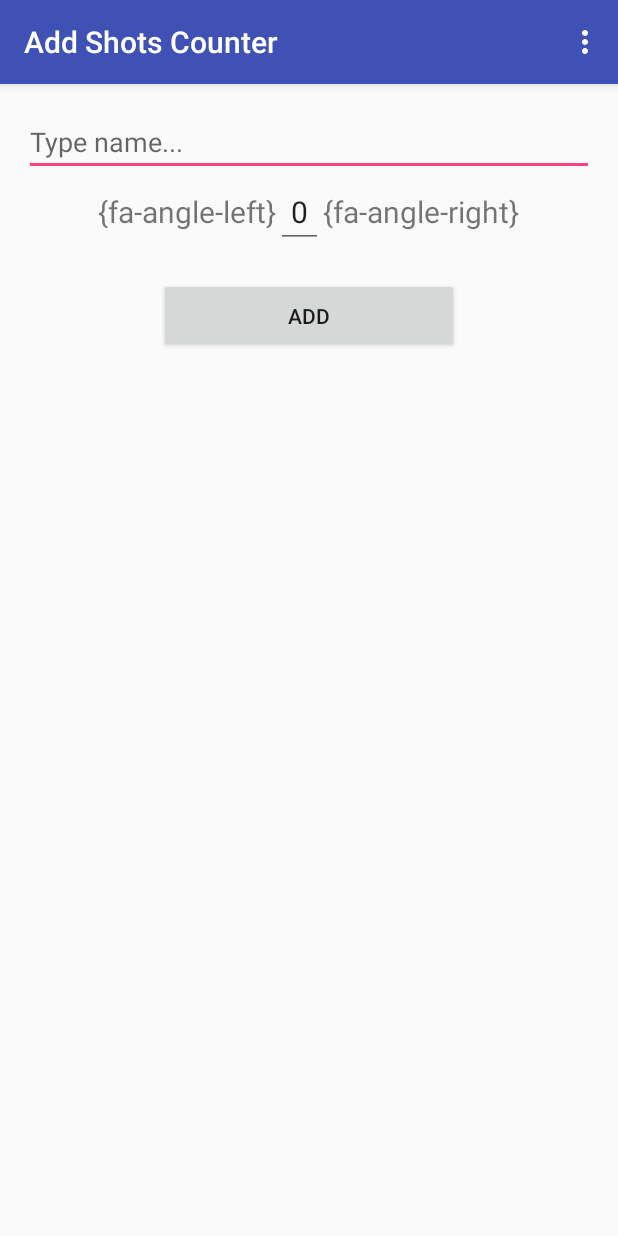
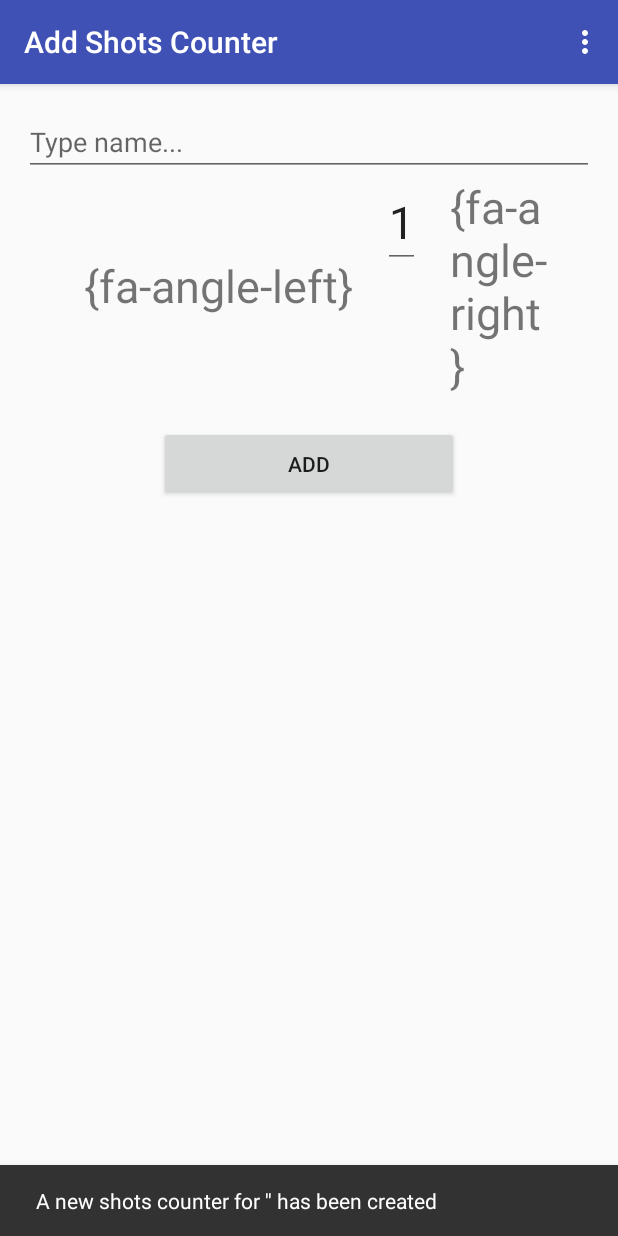
Before and after one commit to lifalzarano/Shots-, an Android app: the AddCounterActivity screen opened directly, with no data from a screen before it, after a tap on "ADD", on a phone screen of 412 x 824 dp. Run offline under Robolectric (Android 15) with nearby library versions, the phone set to English and light mode, and no system bars; our stand-ins replace ButterKnife; libraries missing offline, so code that uses them is left out: com.joanzapata.iconify; plain views replace IconTextView.

Commit message:
Finished POC

```diff
--- a/app/src/main/AndroidManifest.xml
+++ b/app/src/main/AndroidManifest.xml
@@ -19,7 +19,8 @@
         </activity>
         <activity
             android:name=".AddCounterActivity"
-            android:label="@string/title_activity_add_counter" >
+            android:label="@string/title_activity_add_counter"
+            android:windowSoftInputMode="stateHidden" >
             <meta-data
                 android:name="android.support.PARENT_ACTIVITY"
                 android:value="com.example.laurenfalzarano.shots.MainActivity" />
--- a/app/src/main/java/com/example/laurenfalzarano/shots/AddCounterActivity.java
+++ b/app/src/main/java/com/example/laurenfalzarano/shots/AddCounterActivity.java
@@ -1,10 +1,13 @@
 package com.example.laurenfalzarano.shots;
 
+import android.content.Intent;
 import android.content.SharedPreferences;
 import android.preference.PreferenceManager;
+import android.support.design.widget.Snackbar;
 import android.support.v7.app.AppCompatActivity;
 import android.os.Bundle;
 import android.util.Log;
+import android.view.Gravity;
 import android.view.Menu;
 import android.view.MenuItem;
 import android.view.View;
@@ -12,21 +15,47 @@ import android.widget.Button;
 import android.widget.EditText;
 import android.widget.Toast;
 
+import com.joanzapata.iconify.widget.IconTextView;
+
 import java.util.HashSet;
 import java.util.Iterator;
 import java.util.Set;
 
+import butterknife.Bind;
+import butterknife.ButterKnife;
+import butterknife.OnClick;
+
 public class AddCounterActivity extends AppCompatActivity {
 
-    public PreferencesManager manager;
+    @Bind(R.id.counter_name) EditText counterName;
+    @Bind(R.id.shots_count) EditText shotsCount;
+    @Bind(R.id.submit_counter) Button submitCounter;
+    @Bind(R.id.count_decrement) IconTextView countDecrement;
+    @Bind(R.id.count_increment) IconTextView countIncrement;
+
+    private boolean editMode = false;
 
     @Override
     protected void onCreate(Bundle savedInstanceState) {
         super.onCreate(savedInstanceState);
         setContentView(R.layout.activity_add_counter);
 
-        final SharedPreferences app_preferences =
-                PreferenceManager.getDefaultSharedPreferences(this);
+        ButterKnife.bind(this);
+
+
+        Intent intent = getIntent();
+        final String name = intent.getStringExtra("name");
+        Log.d("AddCounterActivity", "Name: " + name);
+
+        if (name != null) {
+            editMode = true;
+            counterName.setText(name);
+            counterName.setGravity(Gravity.CENTER_HORIZONTAL);
+            shotsCount.requestFocus();
+            shotsCount.setText(Integer.toString(PreferencesManager.get().getShots(name)));
+            shotsCount.setFocusable(false);
+            submitCounter.setText("UPDATE");
+        }
 
         final PreferencesManager preferences = PreferencesManager.get();
 
@@ -35,21 +64,38 @@ public class AddCounterActivity extends AppCompatActivity {
         button.setOnClickListener(new View.OnClickListener() {
             @Override
             public void onClick(View v) {
-                String name = nameField.getText().toString();
-                System.out.println(name);
+                String newName = nameField.getText().toString();
+                int count = Integer.parseInt(shotsCount.getText().toString());
+                System.out.println(newName);
 
-                // Get number of existing shots for this name
-                int count = preferences.getShots(name);
-                Log.d(name, Integer.toString(count));
+                if (!editMode) {
+                    // Get number of existing shots for this name
+                    int oldCount = preferences.getShots(newName);
+                    Log.d(newName, Integer.toString(oldCount));
 
-                // Increment the counter
-                preferences.incrementShots(name);
-                nameField.setText("");
+                    // Set the counter
+                    preferences.setShotsCount(newName, count);
 
-                if (count > 1) {
-                    Toast.makeText(getApplicationContext(), "The shots counter for " + name + " has been incremented.", Toast.LENGTH_LONG).show();
+                    nameField.setText("");
+                    shotsCount.setText("1");
+
+                    if (oldCount > 1) {
+                        Snackbar.make(v, "A shots counter for '" + newName + "' already existed, and has been updated", Snackbar.LENGTH_LONG)
+                                .setAction("Action", null).show();
+                        //Toast.makeText(getApplicationContext(), "The shots counter for " + name + " has been incremented.", Toast.LENGTH_LONG).show();
+                    } else {
+                        Snackbar.make(v, "A new shots counter for '" + newName + "' has been created", Snackbar.LENGTH_LONG)
+                                .setAction("Action", null).show();
+                        //Toast.makeText(getApplicationContext(), "A new shots counter for " + name + " has been created", Toast.LENGTH_LONG).show();
+                    }
                 } else {
-                    Toast.makeText(getApplicationContext(), "A new shots counter for " + name + " has been created", Toast.LENGTH_LONG).show();
+                    if (!newName.equals(name)) {
+                        preferences.changeCounterName(name, newName);
+                    }
+
+                    preferences.setShotsCount(newName, count);
+                    Snackbar.make(v, "The shots counter for '" + name + "' has been updated", Snackbar.LENGTH_LONG)
+                            .setAction("Action", null).show();
                 }
             }
         });
@@ -78,5 +124,19 @@ public class AddCounterActivity extends AppCompatActivity {
         return super.onOptionsItemSelected(item);
     }
 
+    @OnClick(R.id.count_decrement)
+    public void decrement(View view) {
+        int count = Integer.parseInt(shotsCount.getText().toString());
+
+        if (count == 0) { return; }
+
+        shotsCount.setText(Integer.toString(count - 1));
+    }
+
+    @OnClick(R.id.count_increment)
+    public void increment(View view) {
+        int count = Integer.parseInt(shotsCount.getText().toString());
+        shotsCount.setText(Integer.toString(count + 1));
+    }
 
 }
--- a/app/src/main/java/com/example/laurenfalzarano/shots/ShotsListAdapter.java
+++ b/app/src/main/java/com/example/laurenfalzarano/shots/ShotsListAdapter.java
@@ -24,7 +24,7 @@ import butterknife.ButterKnife;
 public class ShotsListAdapter extends BaseAdapter {
 
     private Context context;
-    private List<String> names = new ArrayList<>();
+    private List<String> names;
 
     public ShotsListAdapter(Context context) {
         this.context = context;
--- a/app/src/main/res/layout/activity_add_counter.xml
+++ b/app/src/main/res/layout/activity_add_counter.xml
@@ -4,14 +4,9 @@
     android:paddingRight="@dimen/activity_horizontal_margin"
     android:paddingTop="@dimen/activity_vertical_margin"
     android:paddingBottom="@dimen/activity_vertical_margin"
+    android:descendantFocusability="beforeDescendants"
+    android:focusableInTouchMode="true"
     tools:context="com.example.laurenfalzarano.shots.AddCounterActivity">
-
-    <!--<TextView android:text="Landon"-->
-        <!--android:layout_width="wrap_content"-->
-        <!--android:layout_height="wrap_content"-->
-        <!--android:textSize="25dp"-->
-        <!--android:paddingTop="10dp"-->
-        <!--android:layout_centerHorizontal="true"/>-->
 
     <EditText
         android:layout_width="match_parent"
@@ -31,37 +26,42 @@
             android:id="@+id/count_decrement"
             android:layout_width="wrap_content"
             android:layout_height="wrap_content"
+            android:layout_gravity="center_vertical"
+            android:paddingLeft="40dp"
             android:text="@string/fa_angle_left"
-            android:textSize="20sp"
+            android:textSize="30sp"
             />
 
         <EditText
+            android:id="@+id/shots_count"
             android:layout_width="wrap_content"
             android:layout_height="wrap_content"
-            android:paddingLeft="10dp"
-            android:paddingRight="10dp"
-            android:text="0"
-            android:textSize="20sp"
+            android:layout_marginLeft="20dp"
+            android:layout_marginRight="20dp"
+            android:text="@string/initial_count"
+            android:textSize="30sp"
+            android:inputType="phone"
             />
-
 
         <com.joanzapata.iconify.widget.IconTextView
             android:id="@+id/count_increment"
             android:layout_width="wrap_content"
             android:layout_height="wrap_content"
+            android:layout_gravity="center_vertical"
+            android:paddingRight="30dp"
             android:text="@string/fa_angle_right"
-            android:textSize="20sp"
+            android:textSize="30sp"
             />
 
     </LinearLayout>
 
     <Button
+        android:id="@+id/submit_counter"
         android:layout_width="200dp"
         android:layout_height="50dp"
         android:layout_marginTop="20dp"
         android:text="Add"
         android:layout_centerHorizontal="true"
-        android:id="@+id/submit_counter"
         android:layout_below="@+id/button_group"/>
 
 </RelativeLayout>
--- a/app/src/main/res/layout/content_main.xml
+++ b/app/src/main/res/layout/content_main.xml
@@ -16,6 +16,7 @@
         android:id="@+id/no_shots_text"
         android:layout_width="match_parent"
         android:layout_height="wrap_content"
+        android:padding="20dp"
         android:text="@string/no_shots" />
 
 </LinearLayout>
--- a/app/src/main/res/layout/shots_list_cell.xml
+++ b/app/src/main/res/layout/shots_list_cell.xml
@@ -10,7 +10,7 @@
         android:layout_width="wrap_content"
         android:layout_height="wrap_content"
         android:text="Potato"
-        android:gravity="right|center_vertical"
+        android:gravity="left|center_vertical"
         android:layout_alignParentLeft="true"
         android:paddingRight="35dp"
         android:textSize="18sp"
@@ -21,11 +21,11 @@
         android:layout_width="wrap_content"
         android:layout_height="wrap_content"
         android:paddingRight="7dp"
-        android:gravity="right|center_vertical"
+        android:gravity="right|center"
         android:layout_alignParentRight="true"
-        android:background="@drawable/circle"
         android:text="8"
         android:textSize="18sp"
+        android:textColor="@color/colorPrimaryDark"
         />
 
 </RelativeLayout>
--- a/app/src/main/res/values/strings.xml
+++ b/app/src/main/res/values/strings.xml
@@ -7,6 +7,8 @@
     <string name="title_activity_add_counter">Add Shots Counter</string>
     <string name="no_shots">You haven\'t created any shots counters. Click the plus button to make a new one!</string>
 
+    <string name="initial_count">1</string>
+
     <string name="fa_angle_left">{fa-angle-left}</string>
     <string name="title_activity_shots">Edit Shots Counter</string>
     <string name="fa_angle_right">{fa-angle-right}</string>
```
Also changed, not shown: app/src/main/java/com/example/laurenfalzarano/shots/MainActivity.java (+17 -5 lines), app/src/main/java/com/example/laurenfalzarano/shots/PreferencesManager.java (+32 -12 lines), app/src/main/res/drawable/circle.xml (+6 -2 lines).
